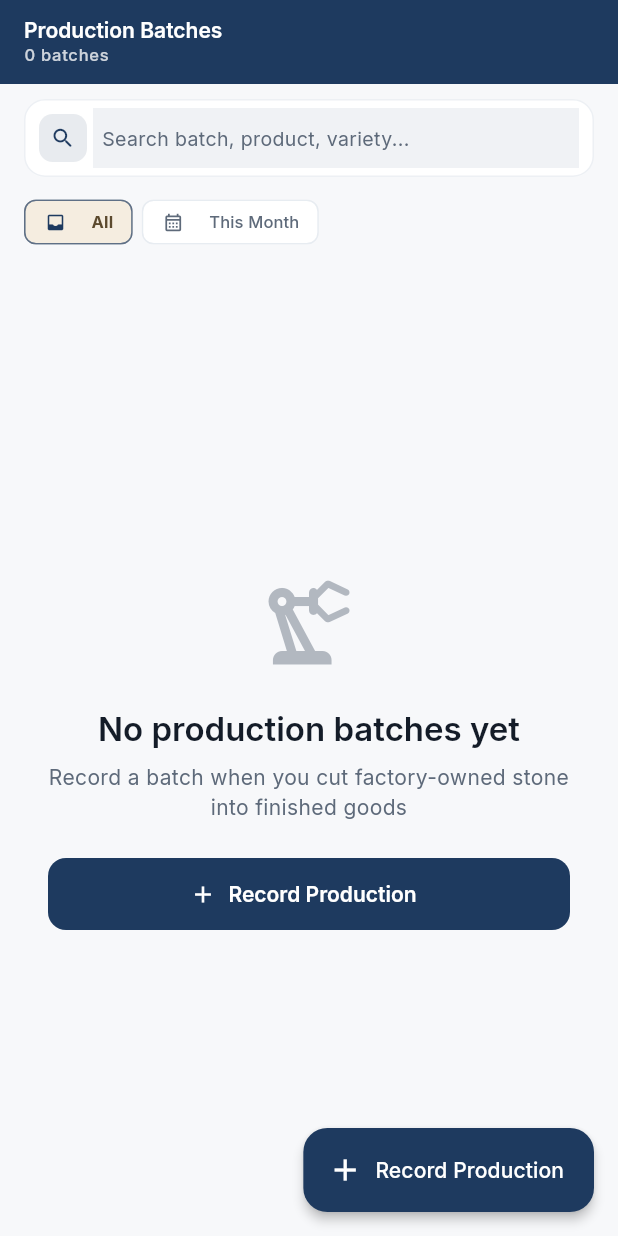
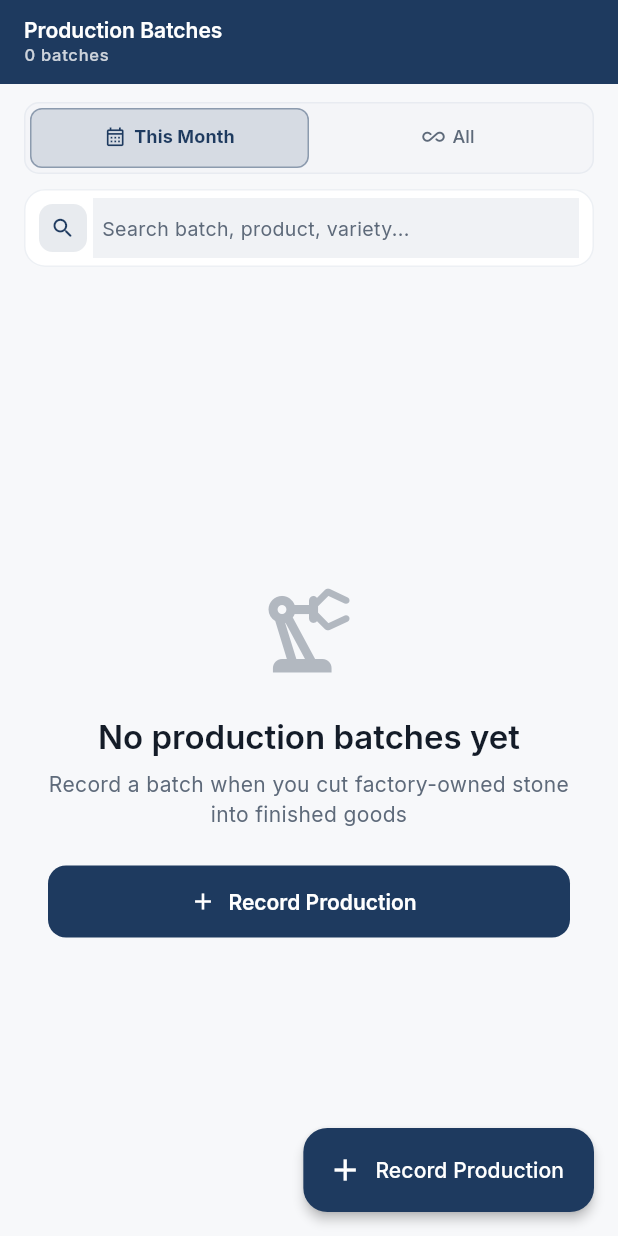
Before and after one commit to JabbarKakar/factory_management, a Flutter app: the ProductionBatchesScreen screen opened by its route, on a phone screen of 412 x 824 dp. Run offline on Flutter 3.47's test engine with Material 3 defaults, Android fonts, the phone set to English and light mode, and no system bars; our stand-ins replace bloc, cloud_firestore, equatable, firebase_auth, firebase_core, fl_chart and 9 more; missing offline and left inert: excel; accounts and stored records are empty.

Commit message:
By Jabbar, Production Batches more updated

```diff
--- a/lib/blocs/production/production_list_state.dart
+++ b/lib/blocs/production/production_list_state.dart
@@ -8,7 +8,7 @@ class ProductionListState extends Equatable {
     this.batches = const [],
     this.visibleBatches = const [],
     this.searchQuery = '',
-    this.filter = ProductionListFilter.all,
+    this.filter = ProductionListFilter.thisMonth,
     this.monthTotalSqFt = 0,
     this.errorMessage,
   });
--- a/lib/domain/enums/production_enums.dart
+++ b/lib/domain/enums/production_enums.dart
@@ -60,6 +60,12 @@ enum ProductionListFilter {
   all,
   thisMonth;
 
+  /// Tab bar order — This Month first, then All.
+  static const List<ProductionListFilter> tabOrder = [
+    ProductionListFilter.thisMonth,
+    ProductionListFilter.all,
+  ];
+
   String get label => switch (this) {
         ProductionListFilter.all => 'All',
         ProductionListFilter.thisMonth => 'This Month',
--- a/lib/presentation/routes/app_router.dart
+++ b/lib/presentation/routes/app_router.dart
@@ -493,7 +493,7 @@ GoRouter createAppRouter(AuthBloc authBloc) {
               ? null
               : ProductionListFilter.values.firstWhere(
                   (filter) => filter.name == filterName,
-                  orElse: () => ProductionListFilter.all,
+                  orElse: () => ProductionListFilter.thisMonth,
                 );
 
           return BlocProvider(
--- a/lib/presentation/screens/production/production_batches_screen.dart
+++ b/lib/presentation/screens/production/production_batches_screen.dart
@@ -11,8 +11,8 @@ import '../../utils/auth_context.dart';
 import '../../utils/user_permissions_context.dart';
 import '../../widgets/empty_state_view.dart';
 import '../../widgets/job_work/job_work_search_bar.dart';
-import '../../widgets/production/production_batch_filter_bar.dart';
 import '../../widgets/production/production_batch_list_tile.dart';
+import '../../widgets/production/production_period_tab_bar.dart';
 import '../../widgets/production/production_summary_card.dart';
 
 class ProductionBatchesScreen extends StatefulWidget {
@@ -25,27 +25,48 @@ class ProductionBatchesScreen extends StatefulWidget {
       _ProductionBatchesScreenState();
 }
 
-class _ProductionBatchesScreenState extends State<ProductionBatchesScreen> {
+class _ProductionBatchesScreenState extends State<ProductionBatchesScreen>
+    with SingleTickerProviderStateMixin {
   final _searchController = TextEditingController();
+  late final TabController _tabController;
 
   @override
   void initState() {
     super.initState();
-    final filter = widget.initialFilter;
-    if (filter != null && filter != ProductionListFilter.all) {
+    final initialFilter =
+        widget.initialFilter ?? ProductionListFilter.thisMonth;
+    _tabController = TabController(
+      length: ProductionListFilter.tabOrder.length,
+      vsync: this,
+      initialIndex: ProductionListFilter.tabOrder.indexOf(initialFilter),
+    );
+    _tabController.addListener(_onTabChanged);
+
     WidgetsBinding.instance.addPostFrameCallback((_) {
       if (!mounted) return;
-        context.read<ProductionListBloc>().add(
-              ProductionListFilterChanged(filter),
-            );
+      final bloc = context.read<ProductionListBloc>();
+      if (bloc.state.filter != initialFilter) {
+        bloc.add(ProductionListFilterChanged(initialFilter));
+      }
     });
-    }
   }
 
   @override
   void dispose() {
+    _tabController.removeListener(_onTabChanged);
+    _tabController.dispose();
     _searchController.dispose();
     super.dispose();
+  }
+
+  void _onTabChanged() {
+    if (_tabController.indexIsChanging) return;
+
+    final filter = ProductionListFilter.tabOrder[_tabController.index];
+    final bloc = context.read<ProductionListBloc>();
+    if (bloc.state.filter != filter) {
+      bloc.add(ProductionListFilterChanged(filter));
+    }
   }
 
   void _onSearchClear() {
@@ -57,12 +78,19 @@ class _ProductionBatchesScreenState extends State<ProductionBatchesScreen> {
 
   @override
   Widget build(BuildContext context) {
-    return Scaffold(
+    return BlocListener<ProductionListBloc, ProductionListState>(
+      listenWhen: (prev, curr) => prev.filter != curr.filter,
+      listener: (context, state) {
+        final index = ProductionListFilter.tabOrder.indexOf(state.filter);
+        if (_tabController.index != index) {
+          _tabController.animateTo(index);
+        }
+      },
+      child: Scaffold(
         appBar: AppBar(
           title: BlocBuilder<ProductionListBloc, ProductionListState>(
             buildWhen: (prev, curr) =>
-              prev.visibleBatches.length != curr.visibleBatches.length ||
-              prev.filter != curr.filter,
+                prev.visibleBatches.length != curr.visibleBatches.length,
             builder: (context, state) {
               final appBarForeground =
                   Theme.of(context).appBarTheme.foregroundColor ??
@@ -73,8 +101,7 @@ class _ProductionBatchesScreenState extends State<ProductionBatchesScreen> {
                 children: [
                   const Text(AppStrings.productionBatches),
                   Text(
-                  '${state.visibleBatches.length} batches'
-                  '${state.filter != ProductionListFilter.all ? ' · ${state.filter.label}' : ''}',
+                    '${state.visibleBatches.length} batches',
                     style: Theme.of(context).textTheme.labelSmall?.copyWith(
                           color: appBarForeground.withValues(alpha: 0.78),
                           fontWeight: FontWeight.w500,
@@ -97,6 +124,7 @@ class _ProductionBatchesScreenState extends State<ProductionBatchesScreen> {
         body: Column(
           crossAxisAlignment: CrossAxisAlignment.stretch,
           children: [
+            ProductionPeriodTabBar(controller: _tabController),
             BlocBuilder<ProductionListBloc, ProductionListState>(
               buildWhen: (prev, curr) =>
                   prev.batches != curr.batches ||
@@ -128,24 +156,28 @@ class _ProductionBatchesScreenState extends State<ProductionBatchesScreen> {
                 onClear: _onSearchClear,
               ),
             ),
-          const SizedBox(height: 10),
-          Padding(
-            padding: const EdgeInsets.symmetric(horizontal: 16),
-            child: BlocBuilder<ProductionListBloc, ProductionListState>(
-              buildWhen: (prev, curr) => prev.filter != curr.filter,
-              builder: (context, state) {
-                return ProductionBatchFilterBar(
-                  selected: state.filter,
-                  onChanged: (filter) => context
-                      .read<ProductionListBloc>()
-                      .add(ProductionListFilterChanged(filter)),
-                );
-              },
+            const SizedBox(height: 8),
+            Expanded(
+              child: TabBarView(
+                controller: _tabController,
+                children: ProductionListFilter.tabOrder
+                    .map((_) => const _ProductionBatchListPane())
+                    .toList(),
               ),
             ),
-          const SizedBox(height: 8),
-          Expanded(
-            child: BlocBuilder<ProductionListBloc, ProductionListState>(
+          ],
+        ),
+      ),
+    );
+  }
+}
+
+class _ProductionBatchListPane extends StatelessWidget {
+  const _ProductionBatchListPane();
+
+  @override
+  Widget build(BuildContext context) {
+    return BlocBuilder<ProductionListBloc, ProductionListState>(
       builder: (context, state) {
         if (state.status == ProductionListStatus.loading &&
             state.batches.isEmpty) {
@@ -172,7 +204,9 @@ class _ProductionBatchesScreenState extends State<ProductionBatchesScreen> {
         }
 
         if (state.visibleBatches.isEmpty) {
-                  final filteredOut = state.batches.isNotEmpty;
+          final filteredOut = state.searchQuery.isNotEmpty ||
+              state.filter != ProductionListFilter.thisMonth ||
+              state.batches.isNotEmpty;
 
           return EmptyStateView(
             icon: Icons.precision_manufacturing_outlined,
@@ -185,8 +219,7 @@ class _ProductionBatchesScreenState extends State<ProductionBatchesScreen> {
             action: !filteredOut &&
                     context.userCanCreate(AppModule.production)
                 ? FilledButton.icon(
-                            onPressed: () =>
-                                context.push(RoutePaths.productionAdd),
+                    onPressed: () => context.push(RoutePaths.productionAdd),
                     icon: const Icon(Icons.add),
                     label: const Text(AppStrings.recordProduction),
                   )
@@ -217,10 +250,6 @@ class _ProductionBatchesScreenState extends State<ProductionBatchesScreen> {
           ),
         );
       },
-            ),
-          ),
-        ],
-      ),
     );
   }
 }
--- /dev/null
+++ b/lib/presentation/widgets/production/production_period_tab_bar.dart
@@ -0,0 +1,81 @@
+import 'package:flutter/material.dart';
+
+import '../../../core/constants/app_colors.dart';
+import '../../../domain/enums/production_enums.dart';
+
+class ProductionPeriodTabBar extends StatelessWidget {
+  const ProductionPeriodTabBar({
+    required this.controller,
+    super.key,
+  });
+
+  final TabController controller;
+
+  @override
+  Widget build(BuildContext context) {
+    final theme = Theme.of(context);
+    final isDark = theme.brightness == Brightness.dark;
+    final outline =
+        theme.colorScheme.outline.withValues(alpha: isDark ? 0.3 : 0.35);
+    const accent = AppColors.primary;
+
+    return Padding(
+      padding: const EdgeInsets.fromLTRB(16, 12, 16, 0),
+      child: DecoratedBox(
+        decoration: BoxDecoration(
+          color: theme.colorScheme.surfaceContainerHighest
+              .withValues(alpha: isDark ? 0.35 : 0.5),
+          borderRadius: BorderRadius.circular(10),
+          border: Border.all(color: outline),
+        ),
+        child: Padding(
+          padding: const EdgeInsets.all(4),
+          child: TabBar(
+            controller: controller,
+            dividerHeight: 0,
+            indicatorSize: TabBarIndicatorSize.tab,
+            indicator: BoxDecoration(
+              color: accent.withValues(alpha: 0.14),
+              borderRadius: BorderRadius.circular(8),
+              border: Border.all(color: accent.withValues(alpha: 0.4)),
+            ),
+            overlayColor: WidgetStateProperty.all(Colors.transparent),
+            splashFactory: NoSplash.splashFactory,
+            labelColor: accent,
+            unselectedLabelColor: theme.colorScheme.onSurfaceVariant,
+            labelStyle: const TextStyle(
+              fontSize: 12,
+              fontWeight: FontWeight.w700,
+              height: 1.1,
+            ),
+            unselectedLabelStyle: const TextStyle(
+              fontSize: 12,
+              fontWeight: FontWeight.w500,
+              height: 1.1,
+            ),
+            tabs: ProductionListFilter.tabOrder
+                .map(
+                  (filter) => Tab(
+                    height: 38,
+                    child: Row(
+                      mainAxisAlignment: MainAxisAlignment.center,
+                      children: [
+                        Icon(
+                          filter == ProductionListFilter.thisMonth
+                              ? Icons.calendar_month_outlined
+                              : Icons.all_inclusive_rounded,
+                          size: 15,
+                        ),
+                        const SizedBox(width: 5),
+                        Text(filter.label),
+                      ],
+                    ),
+                  ),
+                )
+                .toList(),
+          ),
+        ),
+      ),
+    );
+  }
+}
```
Lines whose indentation alone changed are shown as unchanged.
